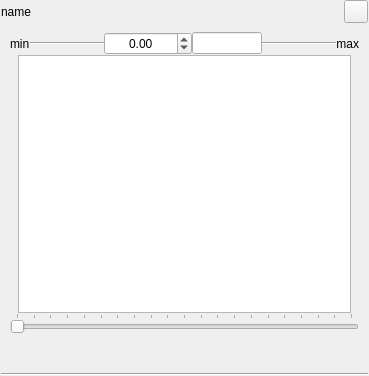
Qt form qtfuzzylite/ui/Viewer.ui (fuzzylite/fuzzylite) before a commit.
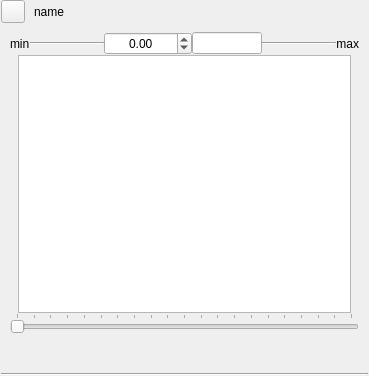
The same form after that commit. Icons and pictures are not drawn.

Commit message: Added cool SplashScreen. Fixed average in Viewer and added more details in Viewer

Patch:
```diff
--- a/qtfuzzylite/ui/Viewer.ui
+++ b/qtfuzzylite/ui/Viewer.ui
@@ -37,11 +37,37 @@
    </property>
    <item>
     <layout class="QHBoxLayout" name="horizontalLayout">
+     <property name="spacing">
+      <number>9</number>
+     </property>
      <property name="topMargin">
       <number>0</number>
      </property>
+     <item>
+      <widget class="QToolButton" name="btn_properties">
+       <property name="toolTip">
+        <string>Viewer</string>
+       </property>
+       <property name="text">
+        <string/>
+       </property>
+       <property name="icon">
+        <iconset resource="qtfuzzylite.qrc">
+         <normaloff>:/visualization.png</normaloff>:/visualization.png</iconset>
+       </property>
+       <property name="checkable">
+        <bool>true</bool>
+       </property>
+      </widget>
+     </item>
      <item>
       <widget class="QLabel" name="lbl_name">
+       <property name="sizePolicy">
+        <sizepolicy hsizetype="Preferred" vsizetype="Ignored">
+         <horstretch>0</horstretch>
+         <verstretch>0</verstretch>
+        </sizepolicy>
+       </property>
        <property name="text">
         <string>name</string>
        </property>
@@ -55,28 +81,11 @@
        <property name="sizeHint" stdset="0">
         <size>
          <width>40</width>
-         <height>20</height>
+         <height>0</height>
         </size>
        </property>
       </spacer>
      </item>
-     <item>
-      <widget class="QToolButton" name="btn_properties">
-       <property name="toolTip">
-        <string>Properties</string>
-       </property>
-       <property name="text">
-        <string/>
-       </property>
-       <property name="icon">
-        <iconset resource="qtfuzzylite.qrc">
-         <normaloff>:/visualization.png</normaloff>:/visualization.png</iconset>
-       </property>
-       <property name="checkable">
-        <bool>true</bool>
-       </property>
-      </widget>
-     </item>
     </layout>
    </item>
    <item>
```
Left out of the diff: 3 changed lines with no effect on the pictures. The commit also changes 9 other files.
